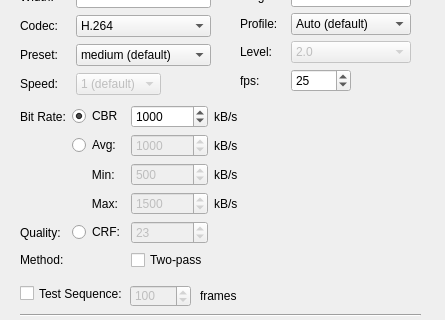
Old version of the form encode.ui in the repository honzabilek4/VideoCodecs; both pictures show x 0 to 445 and y 95 to 415 of the 445 by 499 pixel window.
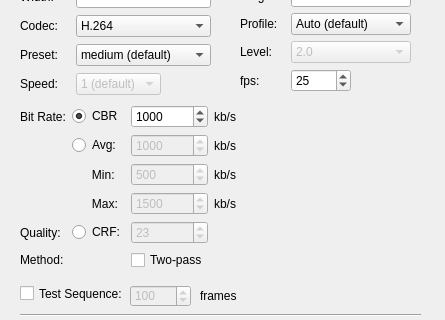
New version of the form.

The edit to the form file:
```diff
--- a/encode.ui
+++ b/encode.ui
@@ -584,7 +584,7 @@
        </size>
       </property>
       <property name="text">
-       <string>kB/s</string>
+       <string>kb/s</string>
       </property>
      </widget>
     </item>
@@ -605,7 +605,7 @@
     <item row="0" column="3">
      <widget class="QLabel" name="label_6">
       <property name="text">
-       <string>kB/s</string>
+       <string>kb/s</string>
       </property>
      </widget>
     </item>
@@ -643,7 +643,7 @@
        </size>
       </property>
       <property name="text">
-       <string>kB/s</string>
+       <string>kb/s</string>
       </property>
      </widget>
     </item>
@@ -688,7 +688,7 @@
        </size>
       </property>
       <property name="text">
-       <string>kB/s</string>
+       <string>kb/s</string>
       </property>
      </widget>
     </item>
```
